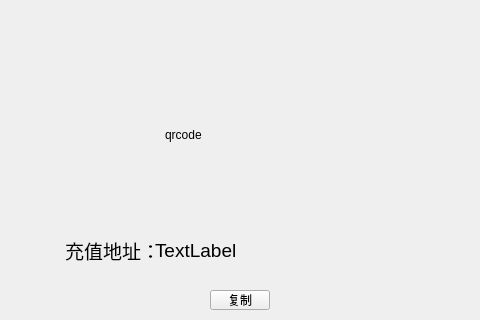
Qt form depositpage/DepositQrcodeWidget.ui (HcashOrg/hx-indicator) before a commit; both pictures show x 145 to 625 and y 0 to 320 of the 770 by 450 pixel window.
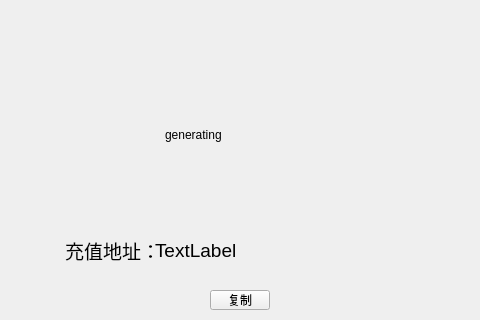
The same form after that commit.

Diff of the .ui file:
```diff
--- a/depositpage/DepositQrcodeWidget.ui
+++ b/depositpage/DepositQrcodeWidget.ui
@@ -23,7 +23,7 @@
     </rect>
    </property>
    <property name="text">
-    <string>qrcode</string>
+    <string>generating</string>
    </property>
   </widget>
   <widget class="QLabel" name="label_warning">
```
